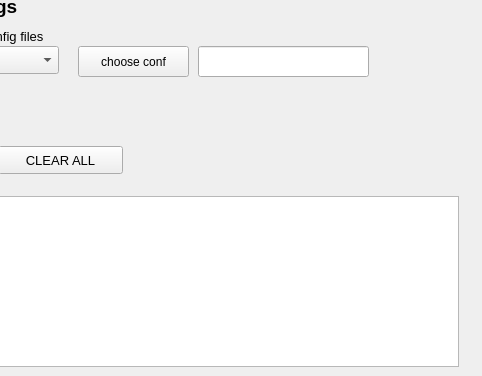
FrancescoGalasso/pip-installer-gui, file src/main/resources/base/main_window.ui: the form before one commit; both pictures show x 542 to 1024 and y 224 to 600 of the 1024 by 600 pixel window.
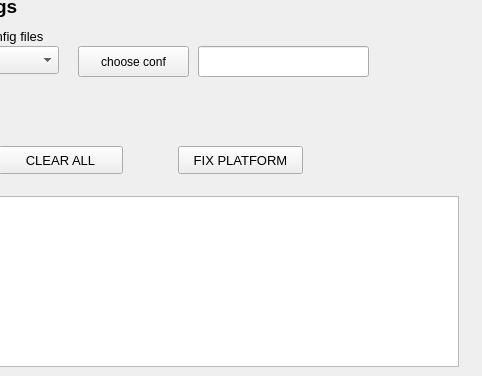
The form after the commit.

Commit message:
dev of platform fix procedure
added first step of bpi-m5 fix (resolv.conf)

The edit to the form file:
```diff
--- a/src/main/resources/base/main_window.ui
+++ b/src/main/resources/base/main_window.ui
@@ -403,6 +403,24 @@
       <string>DEPLOY CONF</string>
      </property>
     </widget>
+    <widget class="QPushButton" name="pushButton_fix_platform">
+     <property name="geometry">
+      <rect>
+       <x>730</x>
+       <y>370</y>
+       <width>125</width>
+       <height>28</height>
+      </rect>
+     </property>
+     <property name="font">
+      <font>
+       <pointsize>10</pointsize>
+      </font>
+     </property>
+     <property name="text">
+      <string>FIX PLATFORM</string>
+     </property>
+    </widget>
    </widget>
   </widget>
  </widget>
```
The commit also changes 2 other files.
